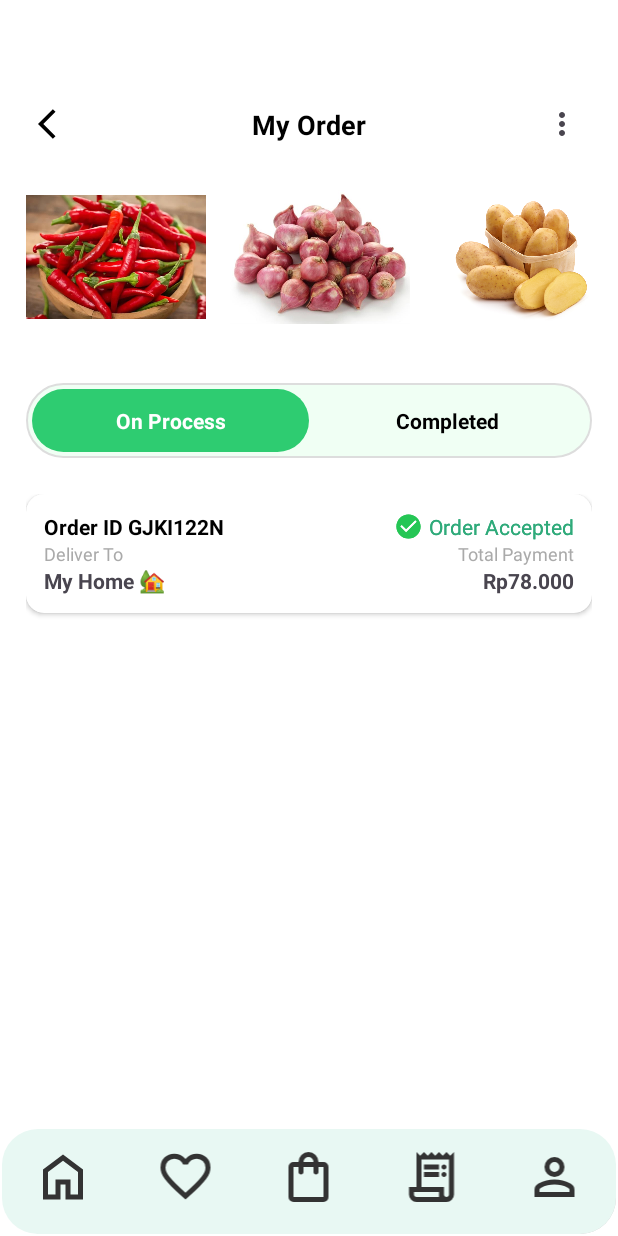
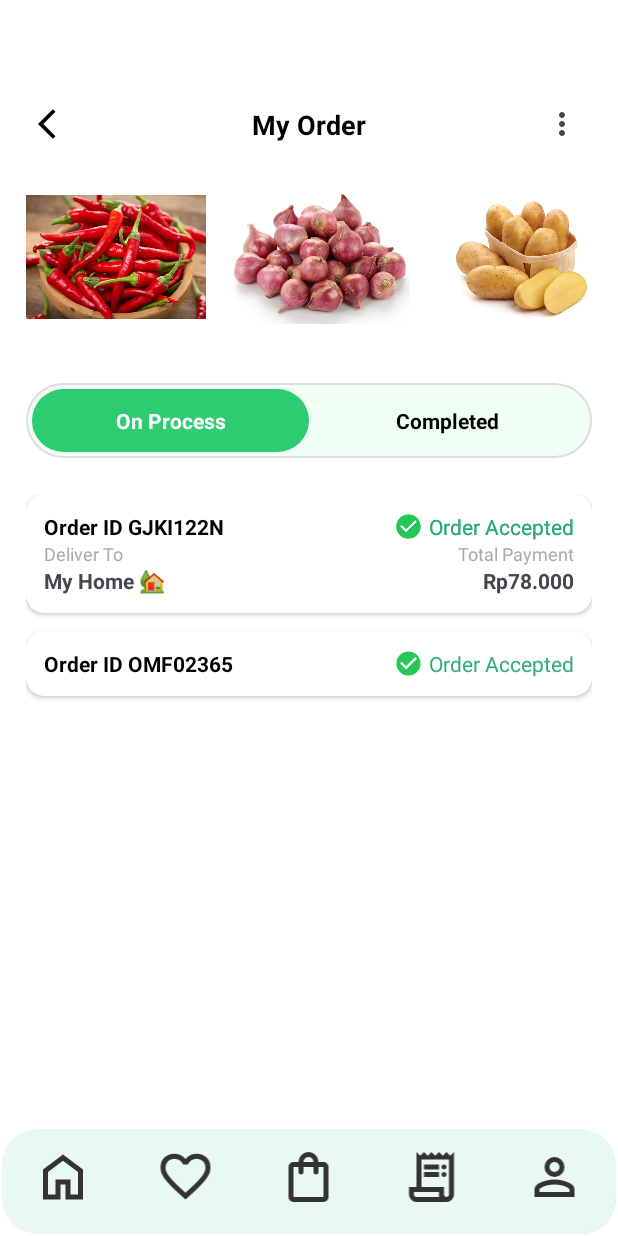
Before and after one commit to yogzism890/Omurice, an Android app: the fragment OrderFragment placed in its activity, on a phone screen of 412 x 824 dp. Run offline under Robolectric (Android 15) with nearby library versions, the phone set to English and light mode, and no system bars.

Commit message:
Menambahkan icon check dan textview untuk id order

```diff
--- a/app/src/main/res/layout/fragment_order.xml
+++ b/app/src/main/res/layout/fragment_order.xml
@@ -236,7 +236,45 @@
                         app:layout_constraintEnd_toEndOf="parent" />
                 </androidx.constraintlayout.widget.ConstraintLayout>
             </androidx.cardview.widget.CardView>
+            <!-- Order CardView 2 -->
+            <androidx.cardview.widget.CardView
+                android:layout_width="match_parent"
+                android:layout_height="wrap_content"
+                android:layout_marginBottom="12dp"
+                app:cardCornerRadius="12dp"
+                app:cardElevation="2dp">
+
+                <androidx.constraintlayout.widget.ConstraintLayout
+                    android:layout_width="match_parent"
+                    android:layout_height="wrap_content"
+                    android:padding="12dp">
+
+                    <TextView
+                        android:id="@+id/tvOrderId2"
+                        android:layout_width="0dp"
+                        android:layout_height="wrap_content"
+                        android:text="@string/Order2"
+                        android:textStyle="bold"
+                        android:textColor="@android:color/black"
+                        app:layout_constraintStart_toStartOf="parent"
+                        app:layout_constraintTop_toTopOf="parent"
+                        app:layout_constraintEnd_toStartOf="@+id/layoutStatus2" />
+                    <TextView
+                        android:id="@+id/layoutStatus2"
+                        android:layout_width="wrap_content"
+                        android:layout_height="wrap_content"
+                        android:drawableStart="@drawable/baseline_check"
+                        android:drawablePadding="4dp"
+                        android:text="@string/OrderAccepted"
+                        android:textColor="@color/greenygz"
+                        android:textSize="14sp"
+                        app:layout_constraintTop_toTopOf="parent"
+                        app:layout_constraintEnd_toEndOf="parent" />
+
+                </androidx.constraintlayout.widget.ConstraintLayout>
+            </androidx.cardview.widget.CardView>
         </LinearLayout>
+
 
     </androidx.constraintlayout.widget.ConstraintLayout>
 </ScrollView>
--- a/app/src/main/res/values/strings.xml
+++ b/app/src/main/res/values/strings.xml
@@ -129,6 +129,8 @@
     <string name="myhome">My Home 🏡</string>
     <string name="TotalPaymentt">Total Payment</string>
     <string name="hargaorder1">Rp78.000</string>
+    <string name="myoffice">My Office</string>
+    <string name="Order2">Order ID OMF02365</string>
 
 
 
```
